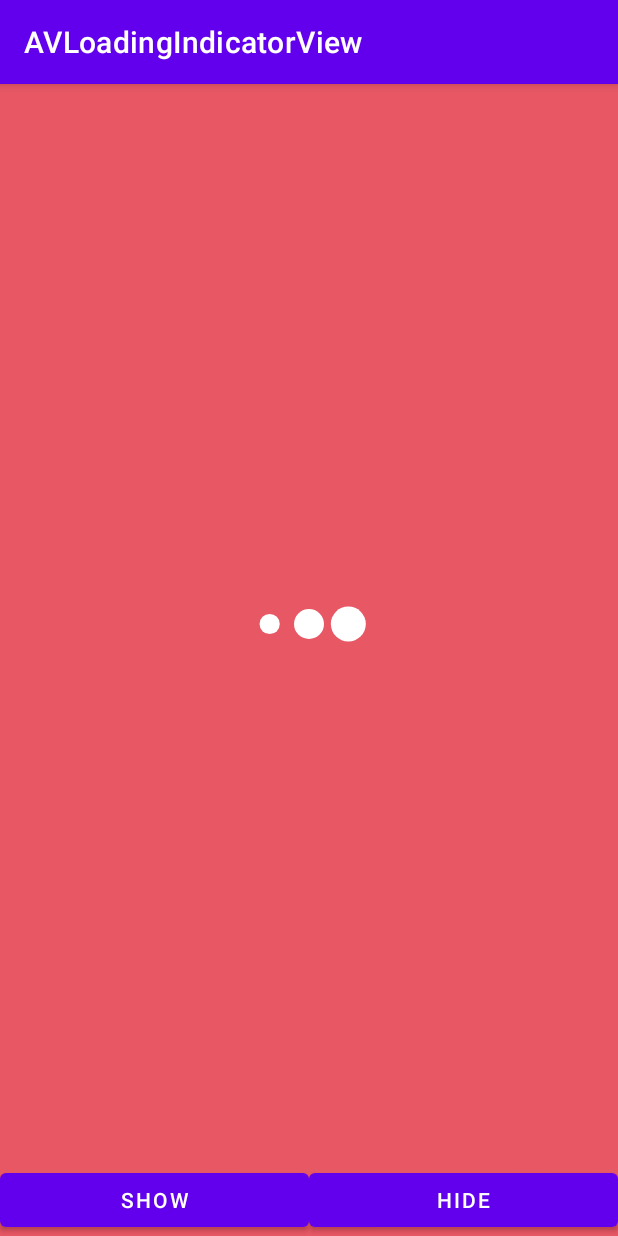
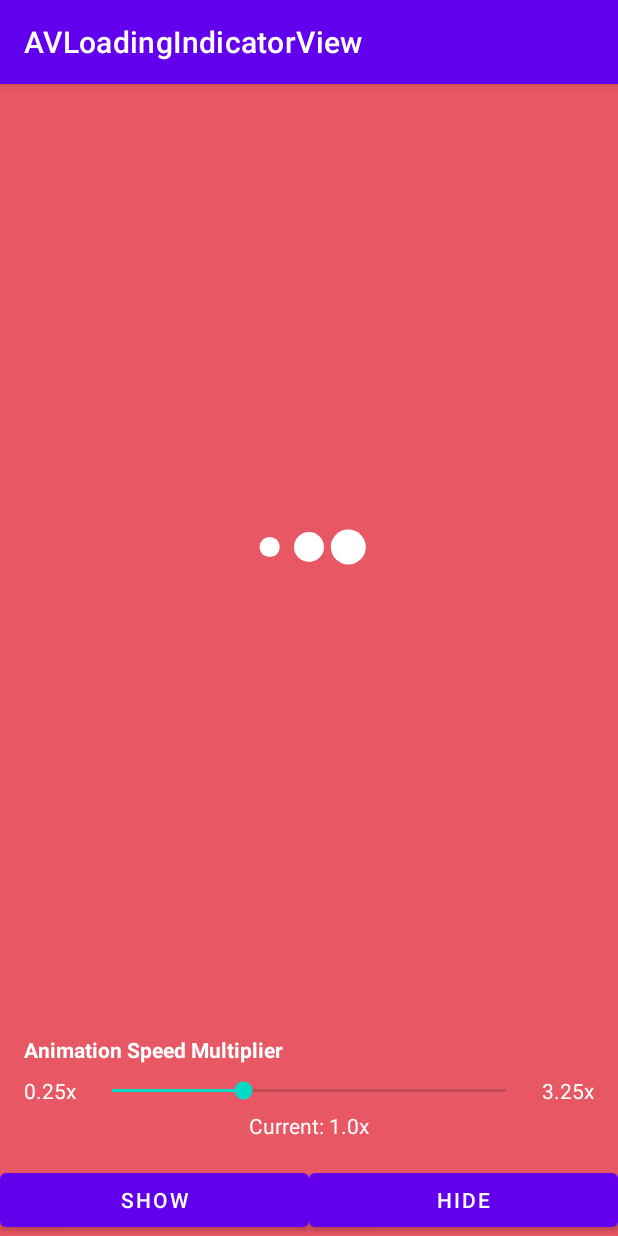
Before and after one commit to maitrungduc1410/AVLoadingIndicatorView, an Android app: the IndicatorActivity screen opened directly, with no data from a screen before it, on a phone screen of 412 x 824 dp. Run offline under Robolectric (Android 15) with nearby library versions, the phone set to English and light mode, and no system bars.

Commit message:
feat: support animation speed multiplier

```diff
--- a/app/src/main/AndroidManifest.xml
+++ b/app/src/main/AndroidManifest.xml
@@ -23,6 +23,7 @@
             </intent-filter>
         </activity>
         <activity android:name=".IndicatorActivity"/>
+        <activity android:name=".SpeedDemoActivity"/>
     </application>
 
 </manifest>
--- a/app/src/main/java/com/example/avloadingindicatorview/IndicatorActivity.java
+++ b/app/src/main/java/com/example/avloadingindicatorview/IndicatorActivity.java
@@ -2,6 +2,8 @@ package com.example.avloadingindicatorview;
 
 import android.os.Bundle;
 import android.view.View;
+import android.widget.SeekBar;
+import android.widget.TextView;
 
 import androidx.annotation.Nullable;
 import androidx.appcompat.app.AppCompatActivity;
@@ -15,6 +17,8 @@ import com.wang.avi.AVLoadingIndicatorView;
 public class IndicatorActivity extends AppCompatActivity {
 
     private AVLoadingIndicatorView avi;
+    private SeekBar speedSeekBar;
+    private TextView speedValueText;
 
     @Override
     protected void onCreate(@Nullable Bundle savedInstanceState) {
@@ -23,7 +27,35 @@ public class IndicatorActivity extends AppCompatActivity {
 
         String indicator=getIntent().getStringExtra("indicator");
         avi= (AVLoadingIndicatorView) findViewById(R.id.avi);
+        speedSeekBar = findViewById(R.id.speedSeekBar);
+        speedValueText = findViewById(R.id.speedValueText);
+
         avi.setIndicator(indicator);
+
+        setupSpeedControl();
+    }
+
+    private void setupSpeedControl() {
+        speedSeekBar.setOnSeekBarChangeListener(new SeekBar.OnSeekBarChangeListener() {
+            @Override
+            public void onProgressChanged(SeekBar seekBar, int progress, boolean fromUser) {
+                if (fromUser) {
+                    // Convert progress (0-300) to speed multiplier (0.25-3.25)
+                    float speedMultiplier = 0.25f + (progress / 100.0f);
+                    avi.setAnimationSpeedMultiplier(speedMultiplier);
+                    speedValueText.setText(String.format("Current: %.2fx", speedMultiplier));
+                }
+            }
+
+            @Override
+            public void onStartTrackingTouch(SeekBar seekBar) {}
+
+            @Override
+            public void onStopTrackingTouch(SeekBar seekBar) {}
+        });
+
+        // Set initial value
+        speedValueText.setText("Current: 1.0x");
     }
 
     public void hideClick(View view) {
--- a/app/src/main/res/layout/activity_indicator.xml
+++ b/app/src/main/res/layout/activity_indicator.xml
@@ -19,6 +19,66 @@
             style="@style/AVLoadingIndicatorView.Large"
             />
 
+
+    </LinearLayout>
+
+    <LinearLayout
+        android:layout_width="match_parent"
+        android:layout_height="wrap_content"
+        android:orientation="vertical"
+        android:padding="16dp">
+
+        <TextView
+            android:layout_width="wrap_content"
+            android:layout_height="wrap_content"
+            android:text="Animation Speed Multiplier"
+            android:textColor="@android:color/white"
+            android:textStyle="bold"
+            android:layout_marginBottom="8dp"
+            />
+
+        <LinearLayout
+            android:layout_width="match_parent"
+            android:layout_height="wrap_content"
+            android:orientation="horizontal"
+            android:gravity="center_vertical">
+
+            <TextView
+                android:layout_width="wrap_content"
+                android:layout_height="wrap_content"
+                android:text="0.25x"
+                android:textColor="@android:color/white"
+                android:layout_marginEnd="8dp"
+                />
+
+            <SeekBar
+                android:id="@+id/speedSeekBar"
+                android:layout_width="0dp"
+                android:layout_height="wrap_content"
+                android:layout_weight="1"
+                android:max="300"
+                android:progress="100"
+                />
+
+            <TextView
+                android:layout_width="wrap_content"
+                android:layout_height="wrap_content"
+                android:text="3.25x"
+                android:textColor="@android:color/white"
+                android:layout_marginStart="8dp"
+                />
+
+        </LinearLayout>
+
+        <TextView
+            android:id="@+id/speedValueText"
+            android:layout_width="wrap_content"
+            android:layout_height="wrap_content"
+            android:text="Current: 1.0x"
+            android:textColor="@android:color/white"
+            android:layout_gravity="center"
+            android:layout_marginTop="4dp"
+            />
 
     </LinearLayout>
 
--- a/library/src/main/java/com/wang/avi/AVLoadingIndicatorView.java
+++ b/library/src/main/java/com/wang/avi/AVLoadingIndicatorView.java
@@ -63,6 +63,7 @@ public class AVLoadingIndicatorView extends View {
 
     private Indicator mIndicator;
     private int mIndicatorColor;
+    private float mAnimationSpeedMultiplier = 1.0f;
 
     private boolean mShouldStartAnimationDrawable;
 
@@ -102,6 +103,7 @@ public class AVLoadingIndicatorView extends View {
         mMaxHeight = a.getDimensionPixelSize(R.styleable.AVLoadingIndicatorView_maxHeight, mMaxHeight);
         String indicatorName=a.getString(R.styleable.AVLoadingIndicatorView_indicatorName);
         mIndicatorColor=a.getColor(R.styleable.AVLoadingIndicatorView_indicatorColor, Color.WHITE);
+        mAnimationSpeedMultiplier=a.getFloat(R.styleable.AVLoadingIndicatorView_animationSpeedMultiplier, 1.0f);
         setIndicator(indicatorName);
         if (mIndicator==null){
             setIndicator(DEFAULT_INDICATOR);
@@ -123,6 +125,8 @@ public class AVLoadingIndicatorView extends View {
             mIndicator = d;
             //need to set indicator color again if you didn't specified when you update the indicator .
             setIndicatorColor(mIndicatorColor);
+            //apply animation speed multiplier
+            setAnimationSpeedMultiplier(mAnimationSpeedMultiplier);
             if (d != null) {
                 d.setCallback(this);
             }
@@ -146,6 +150,25 @@ public class AVLoadingIndicatorView extends View {
     public void setIndicatorColor(int color){
         this.mIndicatorColor=color;
         mIndicator.setColor(color);
+    }
+
+    /**
+     * Set the animation speed multiplier.
+     * @param speedMultiplier Speed multiplier (1.0f = normal speed, 2.0f = 2x speed, 0.5f = half speed)
+     */
+    public void setAnimationSpeedMultiplier(float speedMultiplier) {
+        this.mAnimationSpeedMultiplier = speedMultiplier;
+        if (mIndicator != null) {
+            mIndicator.setAnimationSpeedMultiplier(speedMultiplier);
+        }
+    }
+
+    /**
+     * Get the current animation speed multiplier.
+     * @return Current speed multiplier
+     */
+    public float getAnimationSpeedMultiplier() {
+        return mAnimationSpeedMultiplier;
     }
 
 
--- a/library/src/main/java/com/wang/avi/Indicator.java
+++ b/library/src/main/java/com/wang/avi/Indicator.java
@@ -27,6 +27,7 @@ public abstract class Indicator extends Drawable implements Animatable {
     protected Rect drawBounds = ZERO_BOUNDS_RECT;
 
     private boolean mHasAnimators;
+    private float mAnimationSpeedMultiplier = 1.0f;
 
     private Paint mPaint=new Paint();
 
@@ -42,6 +43,26 @@ public abstract class Indicator extends Drawable implements Animatable {
 
     public void setColor(int color) {
         mPaint.setColor(color);
+    }
+
+    /**
+     * Set the animation speed multiplier.
+     * @param speedMultiplier Speed multiplier (1.0f = normal speed, 2.0f = 2x speed, 0.5f = half speed)
+     */
+    public void setAnimationSpeedMultiplier(float speedMultiplier) {
+        this.mAnimationSpeedMultiplier = speedMultiplier;
+        // If animators are already created, apply the speed multiplier
+        if (mHasAnimators && mAnimators != null) {
+            applySpeedMultiplierToAnimators();
+        }
+    }
+
+    /**
+     * Get the current animation speed multiplier.
+     * @return Current speed multiplier
+     */
+    public float getAnimationSpeedMultiplier() {
+        return mAnimationSpeedMultiplier;
     }
 
     @Override
@@ -119,6 +140,23 @@ public abstract class Indicator extends Drawable implements Animatable {
         if (!mHasAnimators) {
             mAnimators = onCreateAnimators();
             mHasAnimators = true;
+            // Apply speed multiplier to newly created animators
+            applySpeedMultiplierToAnimators();
+        }
+    }
+
+    /**
+     * Apply the speed multiplier to all animators
+     */
+    private void applySpeedMultiplierToAnimators() {
+        if (mAnimators != null && mAnimationSpeedMultiplier != 1.0f) {
+            for (ValueAnimator animator : mAnimators) {
+                if (animator != null) {
+                    long originalDuration = animator.getDuration();
+                    long newDuration = (long) (originalDuration / mAnimationSpeedMultiplier);
+                    animator.setDuration(newDuration);
+                }
+            }
         }
     }
 
--- a/library/src/main/res/values/attrs.xml
+++ b/library/src/main/res/values/attrs.xml
@@ -8,6 +8,7 @@
         <attr name="maxHeight" format="dimension"/>
         <attr name="indicatorName" format="string"/>
         <attr name="indicatorColor" format="color"/>
+        <attr name="animationSpeedMultiplier" format="float"/>
     </declare-styleable>
 
 </resources>
```
Also changed, not shown: app/src/main/java/com/example/avloadingindicatorview/SampleActivity.java (+10 -0 lines), app/src/main/java/com/example/avloadingindicatorview/SpeedDemoActivity.java (added, +22 -0 lines), app/src/main/res/layout/activity_sample.xml (+10 -0 lines), app/src/main/res/layout/activity_speed_demo.xml (added, +236 -0 lines), 2 other files.
